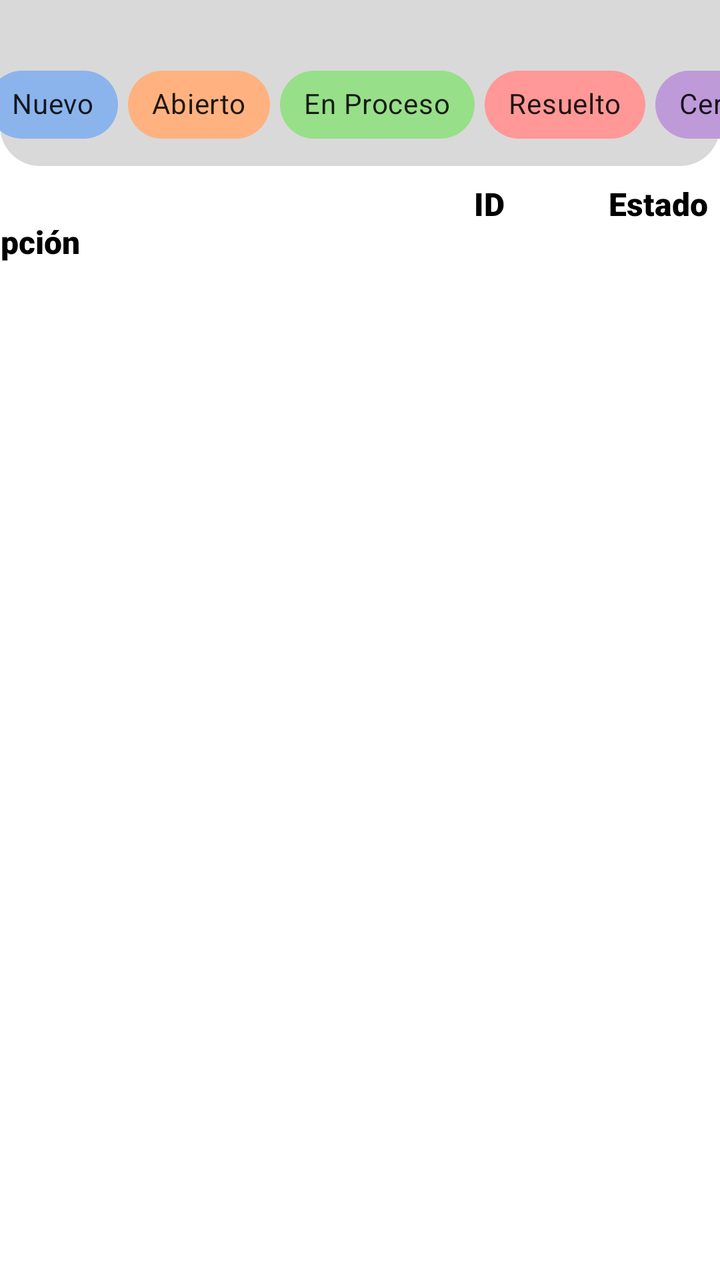
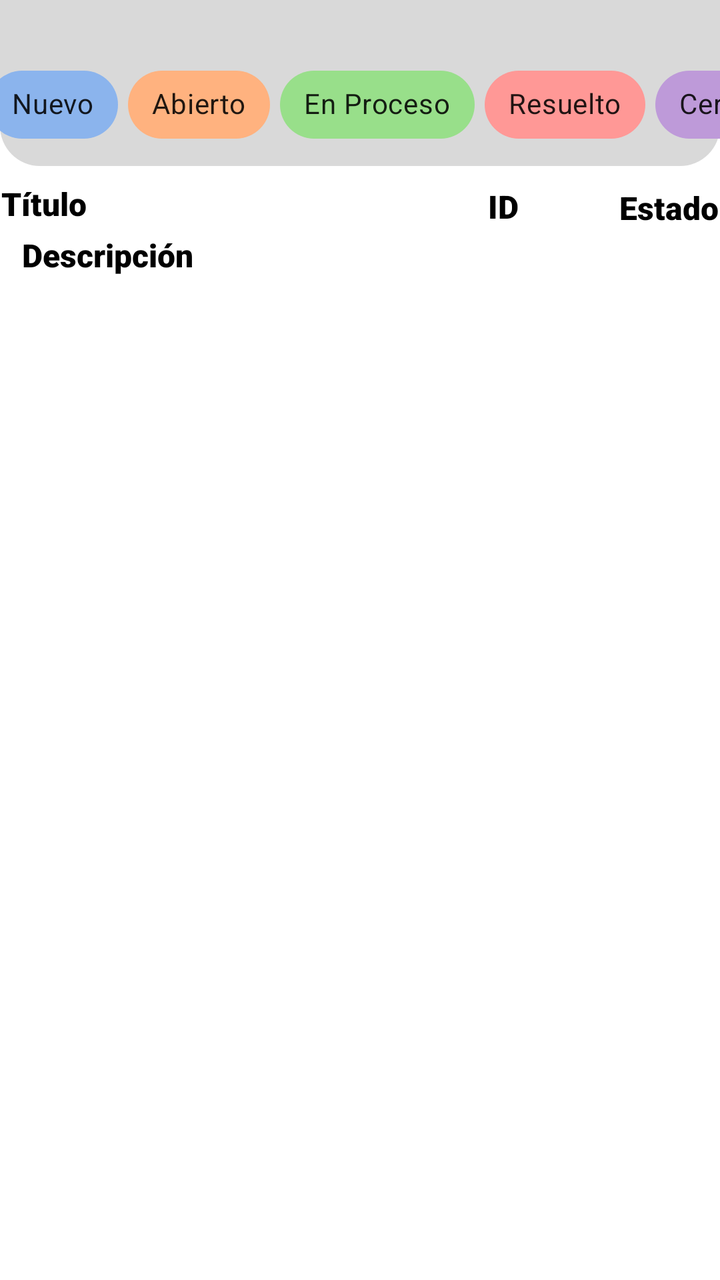

Before-and-after screenshots of an Android layout around one commit, followed by the original layout XML and the change that was made.
<!-- AndroidManifest.xml: application theme Theme.AppTickets -->
<!-- res/layout/fragment_list_tickets.xml -->
<?xml version="1.0" encoding="utf-8"?>
<androidx.constraintlayout.widget.ConstraintLayout xmlns:android="http://schemas.android.com/apk/res/android"
    xmlns:app="http://schemas.android.com/apk/res-auto"
    xmlns:tools="http://schemas.android.com/tools"
    android:id="@+id/noTickets"
    android:layout_width="match_parent"
    android:layout_height="match_parent"
    android:background="#FFFFFF"
    tools:context=".View.ListTickets">

    <ImageView
        android:id="@+id/imageView"
        android:layout_width="0dp"
        android:layout_height="83dp"
        android:src="@drawable/recurso_rectangulo"
        app:layout_constraintBottom_toBottomOf="parent"
        app:layout_constraintEnd_toEndOf="parent"
        app:layout_constraintHorizontal_bias="1.0"
        app:layout_constraintStart_toStartOf="parent"
        app:layout_constraintTop_toTopOf="parent"
        app:layout_constraintVertical_bias="0.0" />

    <HorizontalScrollView
        android:layout_width="373dp"
        android:layout_height="46dp"
        android:scrollbarSize="0dp"
        app:layout_constraintBottom_toBottomOf="@+id/imageView"
        app:layout_constraintEnd_toEndOf="parent"
        app:layout_constraintStart_toStartOf="@+id/imageView"
        app:layout_constraintTop_toTopOf="@+id/imageView"
        app:layout_constraintVertical_bias="0.74">

        <LinearLayout
            android:layout_width="wrap_content"
            android:layout_height="50dp"
            android:orientation="horizontal">

            <com.google.android.material.chip.Chip
                android:id="@+id/chipNuevo"
                android:layout_width="wrap_content"
                android:layout_height="50dp"
                android:checkable="true"
                android:text="Nuevo"
                android:textStyle="bold"
                app:chipBackgroundColor="@color/estado_nuevo" />

            <Space
                android:layout_width="5dp"
                android:layout_height="match_parent"
                android:layout_weight="1" />

            <com.google.android.material.chip.Chip
                android:id="@+id/chipAbierto"
                android:layout_width="wrap_content"
                android:layout_height="50dp"
                android:checkable="true"
                android:text="Abierto"
                android:textStyle="bold"
                app:chipBackgroundColor="@color/estado_abierto" />

            <Space
                android:layout_width="5dp"
                android:layout_height="match_parent"
                android:layout_weight="1" />

            <com.google.android.material.chip.Chip
                android:id="@+id/chipProceso"
                android:layout_width="wrap_content"
                android:layout_height="50dp"
                android:checkable="true"
                android:text="En Proceso"
                android:textStyle="bold"
                app:chipBackgroundColor="@color/estado_enProceso" />

            <Space
                android:layout_width="5dp"
                android:layout_height="match_parent"
                android:layout_weight="1" />

            <com.google.android.material.chip.Chip
                android:id="@+id/chipResuelto"
                android:layout_width="wrap_content"
                android:layout_height="50dp"
                android:checkable="true"
                android:text="Resuelto"
                android:textStyle="bold"
                app:chipBackgroundColor="@color/estado_resuelto" />

            <Space
                android:layout_width="5dp"
                android:layout_height="match_parent"
                android:layout_weight="1" />

            <com.google.android.material.chip.Chip
                android:id="@+id/chipCerrado"
                android:layout_width="wrap_content"
                android:layout_height="50dp"
                android:checkable="true"
                android:text="Cerrado"
                android:textStyle="bold"
                app:chipBackgroundColor="@color/estado_cerrado" />

        </LinearLayout>
    </HorizontalScrollView>

    <ListView
        android:id="@+id/listView"
        android:layout_width="0dp"
        android:layout_height="0dp"
        app:layout_constraintBottom_toBottomOf="parent"
        app:layout_constraintEnd_toEndOf="parent"
        app:layout_constraintStart_toStartOf="parent"
        app:layout_constraintTop_toBottomOf="@+id/textView2" >

    </ListView>

    <TextView
        android:id="@+id/textView2"
        android:layout_width="406dp"
        android:layout_height="48dp"
        android:layout_marginTop="8dp"
        android:fontFamily="sans-serif-black"
        android:text="Título                                                            ID             Estado
                      Descripción"
        android:textColor="#000000"
        android:textSize="16sp"
        app:layout_constraintEnd_toEndOf="parent"
        app:layout_constraintHorizontal_bias="1.0"
        app:layout_constraintStart_toStartOf="parent"
        app:layout_constraintTop_toBottomOf="@+id/imageView" />

    <TextView
        android:id="@+id/textView3"
        android:layout_width="wrap_content"
        android:layout_height="wrap_content"
        android:text="No hay tickets disponibles"
        android:visibility="gone"
        app:layout_constraintBottom_toBottomOf="parent"
        app:layout_constraintEnd_toEndOf="parent"
        app:layout_constraintStart_toStartOf="parent"
        app:layout_constraintTop_toTopOf="parent" />


</androidx.constraintlayout.widget.ConstraintLayout>
<!-- resources referenced by this layout -->
<resources>
  <color name="estado_abierto">#ffb27f</color>
  <color name="estado_cerrado">#BE9AD9</color>
  <color name="estado_enProceso">#98df8a</color>
  <color name="estado_nuevo">#8BB4ED</color>
  <color name="estado_resuelto">#ff9896</color>
  <!-- drawable recurso_rectangulo (drawable) -->
  <shape xmlns:android="http://schemas.android.com/apk/res/android"
      android:shape="rectangle">
      <solid android:color="#D9D9D9"/>
      <corners android:topLeftRadius="0dp"
          android:topRightRadius="0dp"
          android:bottomLeftRadius="20dp"
          android:bottomRightRadius="20dp"/>
  </shape>
  <style name="Theme.AppTickets" parent="Theme.MaterialComponents.DayNight.NoActionBar">
          
          <item name="colorPrimary">@color/black</item>
          <item name="colorPrimaryVariant">@color/purple_700</item>
          <item name="colorOnPrimary">@color/white</item>
          
          <item name="colorSecondary">@color/teal_200</item>
          <item name="colorSecondaryVariant">@color/teal_700</item>
          <item name="colorOnSecondary">@color/black</item>
          
          <item name="android:statusBarColor">?attr/colorPrimaryVariant</item>
          
      </style>
  <color name="black">#FF000000</color>
  <color name="purple_700">#FF3700B3</color>
  <color name="white">#FFFFFFFF</color>
  <color name="teal_200">#FF03DAC5</color>
  <color name="teal_700">#FF018786</color>
</resources>

<!-- the commit's change to res/layout/fragment_list_tickets.xml (unified diff, before → after) -->
@@ -40,7 +40,7 @@
                 android:layout_width="wrap_content"
                 android:layout_height="50dp"
                 android:checkable="true"
-                android:text="Nuevo"
+                android:text="@string/nuevo"
                 android:textStyle="bold"
                 app:chipBackgroundColor="@color/estado_nuevo" />
 
@@ -54,7 +54,7 @@
                 android:layout_width="wrap_content"
                 android:layout_height="50dp"
                 android:checkable="true"
-                android:text="Abierto"
+                android:text="@string/abierto"
                 android:textStyle="bold"
                 app:chipBackgroundColor="@color/estado_abierto" />
 
@@ -68,7 +68,7 @@
                 android:layout_width="wrap_content"
                 android:layout_height="50dp"
                 android:checkable="true"
-                android:text="En Proceso"
+                android:text="@string/en_proceso"
                 android:textStyle="bold"
                 app:chipBackgroundColor="@color/estado_enProceso" />
 
@@ -82,7 +82,7 @@
                 android:layout_width="wrap_content"
                 android:layout_height="50dp"
                 android:checkable="true"
-                android:text="Resuelto"
+                android:text="@string/resuelto"
                 android:textStyle="bold"
                 app:chipBackgroundColor="@color/estado_resuelto" />
 
@@ -96,7 +96,7 @@
                 android:layout_width="wrap_content"
                 android:layout_height="50dp"
                 android:checkable="true"
-                android:text="Cerrado"
+                android:text="@string/cerrado"
                 android:textStyle="bold"
                 app:chipBackgroundColor="@color/estado_cerrado" />
 
@@ -110,35 +110,83 @@
         app:layout_constraintBottom_toBottomOf="parent"
         app:layout_constraintEnd_toEndOf="parent"
         app:layout_constraintStart_toStartOf="parent"
-        app:layout_constraintTop_toBottomOf="@+id/textView2" >
+        app:layout_constraintTop_toBottomOf="@+id/textView7">
 
     </ListView>
-
-    <TextView
-        android:id="@+id/textView2"
-        android:layout_width="406dp"
-        android:layout_height="48dp"
-        android:layout_marginTop="8dp"
-        android:fontFamily="sans-serif-black"
-        android:text="Título                                                            ID             Estado
-                      Descripción"
-        android:textColor="#000000"
-        android:textSize="16sp"
-        app:layout_constraintEnd_toEndOf="parent"
-        app:layout_constraintHorizontal_bias="1.0"
-        app:layout_constraintStart_toStartOf="parent"
-        app:layout_constraintTop_toBottomOf="@+id/imageView" />
 
     <TextView
         android:id="@+id/textView3"
         android:layout_width="wrap_content"
         android:layout_height="wrap_content"
-        android:text="No hay tickets disponibles"
+        android:text="@string/no_hay_tickets_disponibles"
         android:visibility="gone"
         app:layout_constraintBottom_toBottomOf="parent"
         app:layout_constraintEnd_toEndOf="parent"
         app:layout_constraintStart_toStartOf="parent"
         app:layout_constraintTop_toTopOf="parent" />
 
+    <TextView
+        android:id="@+id/textView5"
+        android:layout_width="wrap_content"
+        android:layout_height="wrap_content"
+        android:layout_marginStart="200dp"
+        android:layout_marginTop="8dp"
+        android:layout_marginBottom="27dp"
+        android:fontFamily="sans-serif-black"
+        android:text="@string/id"
+        android:textColor="#000000"
+        android:textSize="16sp"
+        app:layout_constraintBottom_toTopOf="@+id/listView"
+        app:layout_constraintEnd_toStartOf="@+id/textView6"
+        app:layout_constraintHorizontal_bias="0.866"
+        app:layout_constraintStart_toEndOf="@+id/textView4"
+        app:layout_constraintTop_toBottomOf="@+id/imageView"
+        app:layout_constraintVertical_bias="1.0" />
+
+    <TextView
+        android:id="@+id/textView6"
+        android:layout_width="wrap_content"
+        android:layout_height="wrap_content"
+        android:layout_marginStart="50dp"
+        android:fontFamily="sans-serif-black"
+        android:text="@string/estado"
+        android:textColor="#000000"
+        android:textSize="16sp"
+        app:layout_constraintBottom_toTopOf="@+id/listView"
+        app:layout_constraintEnd_toEndOf="parent"
+        app:layout_constraintStart_toEndOf="@+id/textView5"
+        app:layout_constraintTop_toBottomOf="@+id/imageView"
+        app:layout_constraintVertical_bias="0.277" />
+
+    <TextView
+        android:id="@+id/textView7"
+        android:layout_width="wrap_content"
+        android:layout_height="wrap_content"
+        android:fontFamily="sans-serif-black"
+        android:text="@string/descripci_n"
+        android:textColor="#000000"
+        android:textSize="16sp"
+        app:layout_constraintBottom_toTopOf="@+id/listView"
+        app:layout_constraintEnd_toEndOf="parent"
+        app:layout_constraintHorizontal_bias="0.04"
+        app:layout_constraintStart_toStartOf="parent"
+        app:layout_constraintTop_toBottomOf="@+id/textView5" />
+
+    <TextView
+        android:id="@+id/textView4"
+        android:layout_width="wrap_content"
+        android:layout_height="wrap_content"
+        android:layout_marginTop="8dp"
+        android:layout_marginBottom="4dp"
+        android:fontFamily="sans-serif-black"
+        android:text="@string/t_tulo"
+        android:textColor="#000000"
+        android:textSize="16sp"
+        app:layout_constraintBottom_toTopOf="@+id/textView7"
+        app:layout_constraintEnd_toStartOf="@+id/textView5"
+        app:layout_constraintStart_toStartOf="parent"
+        app:layout_constraintTop_toBottomOf="@+id/imageView"
+        app:layout_constraintVertical_bias="0.0" />
+
 
 </androidx.constraintlayout.widget.ConstraintLayout>
<!-- resource entries referenced after the edit -->
@@ -14,6 +14,16 @@
           android:bottomLeftRadius="20dp"
           android:bottomRightRadius="20dp"/>
   </shape>
+  <string name="abierto">Abierto</string>
+  <string name="cerrado">Cerrado</string>
+  <string name="descripci_n">Descripción</string>
+  <string name="en_proceso">En Proceso</string>
+  <string name="estado">Estado</string>
+  <string name="id" translatable="false">ID</string>
+  <string name="no_hay_tickets_disponibles">No hay tickets disponibles</string>
+  <string name="nuevo">Nuevo</string>
+  <string name="resuelto">Resuelto</string>
+  <string name="t_tulo">Título</string>
   <style name="Theme.AppTickets" parent="Theme.MaterialComponents.DayNight.NoActionBar">
           
           <item name="colorPrimary">@color/black</item>
